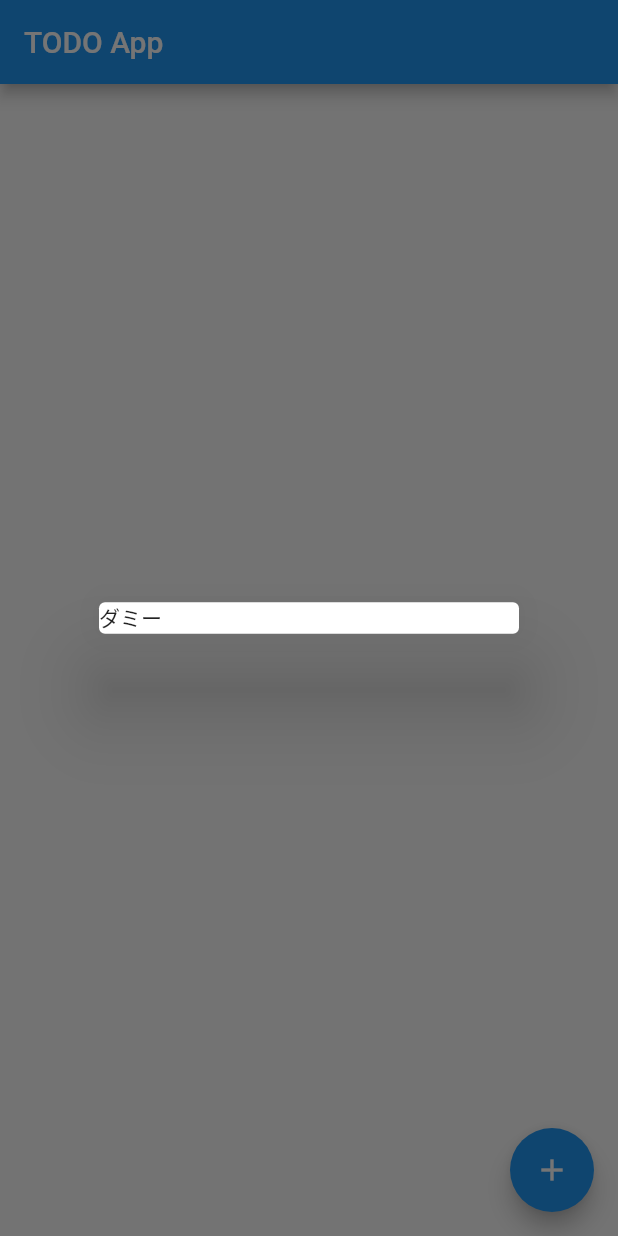
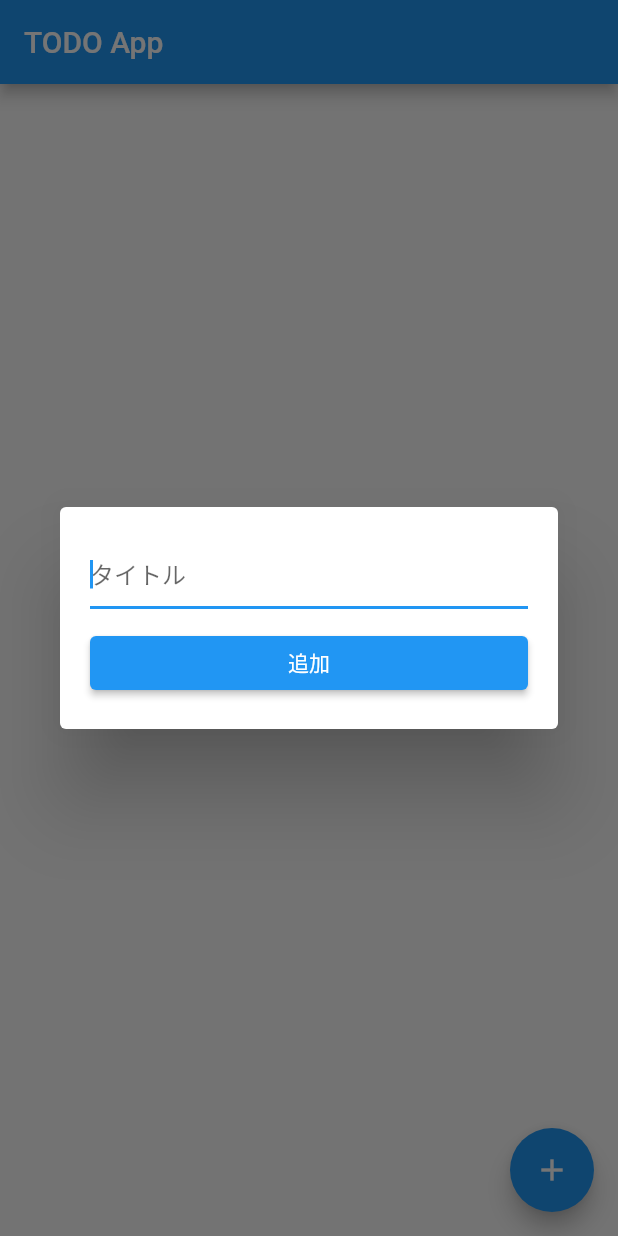
Before and after one commit to misaki-kawaguchi/todo_app, a Flutter app: the screen it shows after launch, after a tap on the "add" icon, on a phone screen of 412 x 824 dp. Run offline on Flutter 3.47's test engine with Material 2 defaults, Android fonts, the phone set to English and light mode, and no system bars; our stand-ins replace cloud_firestore, firebase_core, flutter_hooks, freezed_annotation, hooks_riverpod; accounts and stored records are empty.

Commit message:
itemを追加できるようにする

```diff
--- a/lib/main.dart
+++ b/lib/main.dart
@@ -1,11 +1,12 @@
 import 'package:firebase_core/firebase_core.dart';
 import 'package:flutter/material.dart';
+import 'package:hooks_riverpod/hooks_riverpod.dart';
 import 'package:todo_app/ui/pages/item_list_page.dart';
 
 void main() async {
   WidgetsFlutterBinding.ensureInitialized();
   await Firebase.initializeApp();
-  runApp(const MyApp());
+  runApp(const ProviderScope(child: MyApp()));
 }
 
 class MyApp extends StatelessWidget {
--- a/lib/ui/widgets/add_item_dialog.dart
+++ b/lib/ui/widgets/add_item_dialog.dart
@@ -1,7 +1,10 @@
 import 'package:flutter/material.dart';
+import 'package:flutter_hooks/flutter_hooks.dart';
+import 'package:hooks_riverpod/hooks_riverpod.dart';
 import 'package:todo_app/models/item_model.dart';
+import 'package:todo_app/view_models/item_list_view_model.dart';
 
-class AddItemDialog extends StatelessWidget {
+class AddItemDialog extends HookConsumerWidget {
   const AddItemDialog({
     Key? key,
     required this.item,
@@ -18,9 +21,37 @@ class AddItemDialog extends StatelessWidget {
   }
 
   @override
-  Widget build(BuildContext context) {
+  Widget build(BuildContext context, WidgetRef ref) {
+    final textController = useTextEditingController(text: item.title);
+    final itemListNotifier = ref.watch(itemListProvider.notifier);
     return Dialog(
-      child: Text('ダミー'),
+      child: Padding(
+        padding: const EdgeInsets.all(20),
+        child: Column(
+          mainAxisSize: MainAxisSize.min,
+          children: [
+            TextField(
+              controller: textController,
+              autofocus: true,
+              decoration: const InputDecoration(hintText: 'タイトル'),
+            ),
+            const SizedBox(height: 12.0),
+            SizedBox(
+              width: double.infinity,
+              child: ElevatedButton(
+                style: ElevatedButton.styleFrom(
+                  primary: Theme.of(context).primaryColor,
+                ),
+                onPressed: () {
+                  itemListNotifier.addItem(title: textController.text.trim());
+                  Navigator.pop(context);
+                },
+                child: const Text('追加'),
+              ),
+            ),
+          ],
+        ),
+      ),
     );
   }
 }
```
